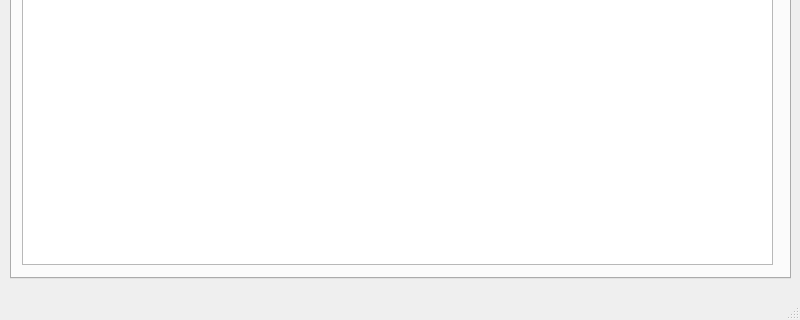
Old version of the form window.ui in the repository PavelKuropatin/perceptron; both pictures show x 0 to 800 and y 502 to 822 of the 800 by 822 pixel window.
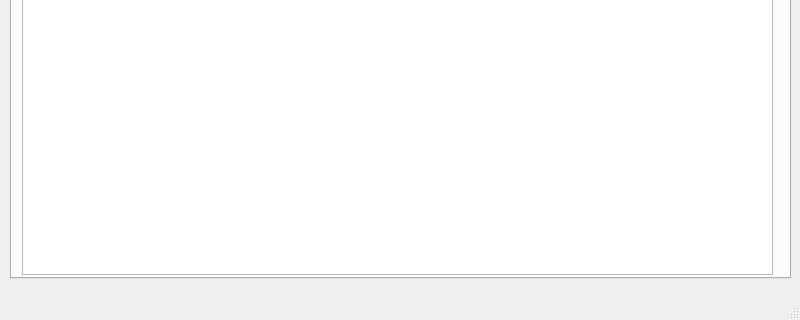
New version of the form.

Diff of the .ui file:
```diff
--- a/window.ui
+++ b/window.ui
@@ -30,28 +30,6 @@
      <attribute name="title">
       <string>Tab 1</string>
      </attribute>
-     <widget class="QTableWidget" name="image_table">
-      <property name="geometry">
-       <rect>
-        <x>10</x>
-        <y>110</y>
-        <width>751</width>
-        <height>621</height>
-       </rect>
-      </property>
-      <attribute name="horizontalHeaderVisible">
-       <bool>false</bool>
-      </attribute>
-      <attribute name="horizontalHeaderMinimumSectionSize">
-       <number>5</number>
-      </attribute>
-      <attribute name="verticalHeaderVisible">
-       <bool>false</bool>
-      </attribute>
-      <attribute name="verticalHeaderMinimumSectionSize">
-       <number>5</number>
-      </attribute>
-     </widget>
      <widget class="QPushButton" name="load_image_button">
       <property name="geometry">
        <rect>
@@ -78,6 +56,34 @@
        <string/>
       </property>
      </widget>
+     <widget class="QTableView" name="image_table">
+      <property name="geometry">
+       <rect>
+        <x>10</x>
+        <y>110</y>
+        <width>751</width>
+        <height>631</height>
+       </rect>
+      </property>
+      <attribute name="horizontalHeaderVisible">
+       <bool>false</bool>
+      </attribute>
+      <attribute name="horizontalHeaderMinimumSectionSize">
+       <number>15</number>
+      </attribute>
+      <attribute name="horizontalHeaderDefaultSectionSize">
+       <number>15</number>
+      </attribute>
+      <attribute name="verticalHeaderVisible">
+       <bool>false</bool>
+      </attribute>
+      <attribute name="verticalHeaderMinimumSectionSize">
+       <number>15</number>
+      </attribute>
+      <attribute name="verticalHeaderDefaultSectionSize">
+       <number>15</number>
+      </attribute>
+     </widget>
     </widget>
     <widget class="QWidget" name="tab_2">
      <attribute name="title">
```
